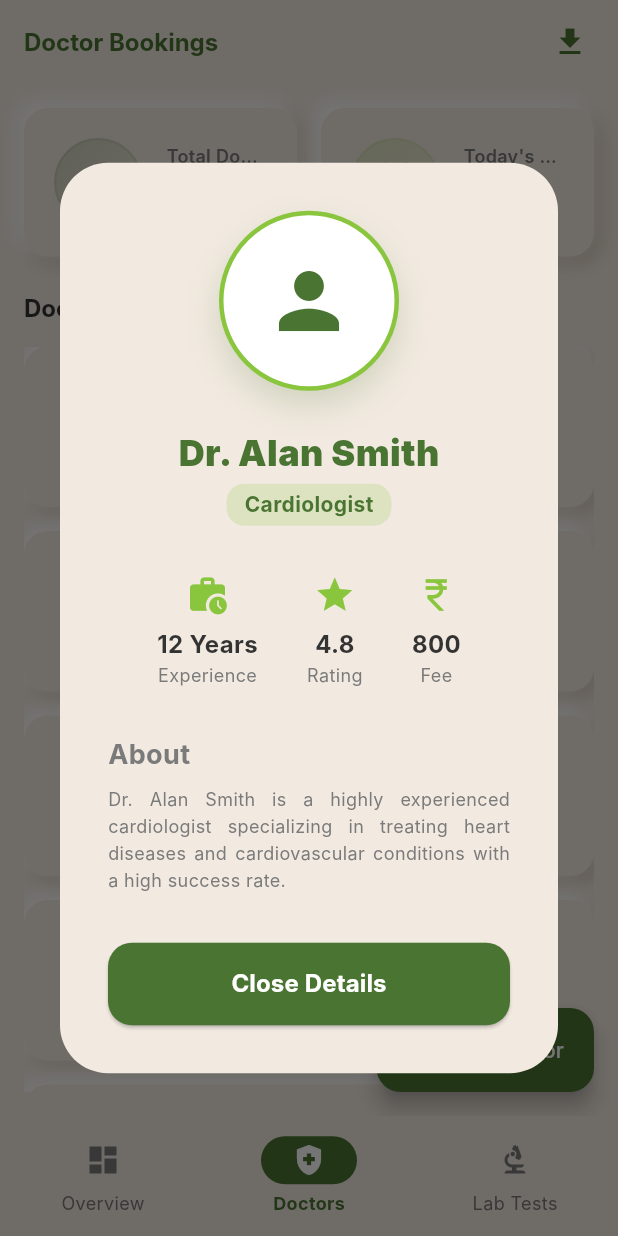
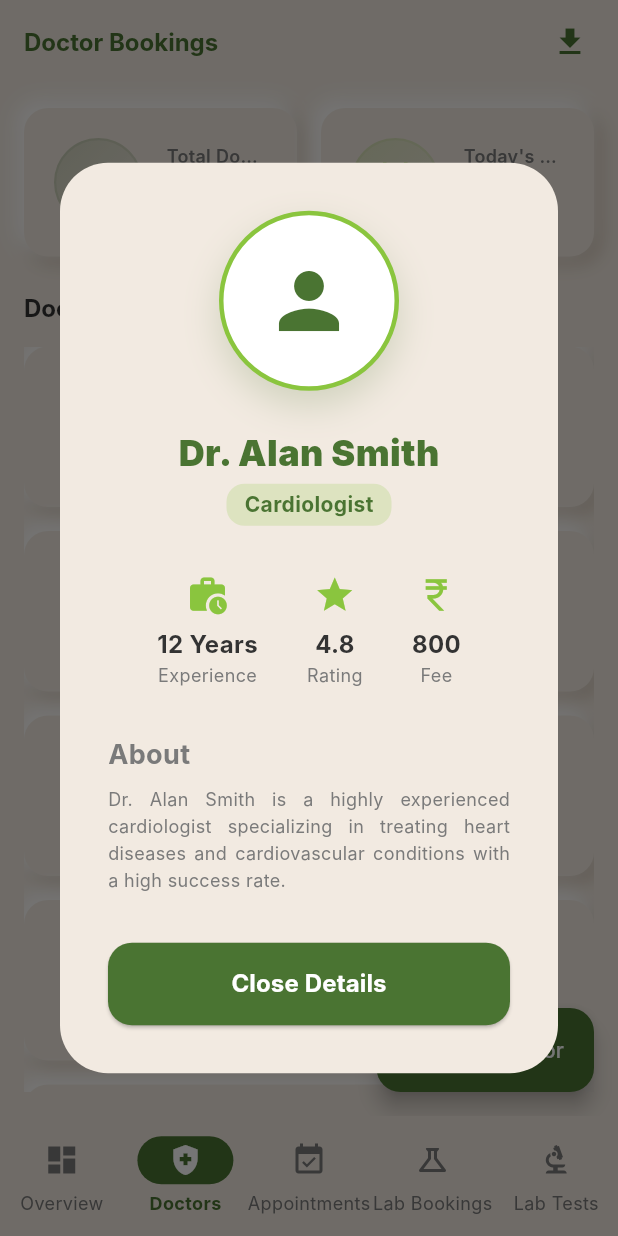
Before and after one commit to naiyo-24/Manju_Admin, a Flutter app: the DoctorBookingsScreen screen opened by its route, after a tap on an icon or button, on a phone screen of 412 x 824 dp. Run offline on Flutter 3.47's test engine with Material 3 defaults, Android fonts, the light colour scheme and no system bars; our stand-ins replace flutter_riverpod, go_router, image_picker, shared_preferences; accounts and stored records are empty; Roboto replaces fonts that are missing (Inter).

Commit message:
feat: implement appointments and lab bookings screens and integrate into navigation router and dashboard shell

```diff
--- /dev/null
+++ b/lib/screens/appointments/appointments_screen.dart
@@ -0,0 +1,22 @@
+import 'package:flutter/material.dart';
+import '../../themes/app_theme.dart';
+
+class AppointmentsScreen extends StatelessWidget {
+  const AppointmentsScreen({super.key});
+
+  @override
+  Widget build(BuildContext context) {
+    return Scaffold(
+      backgroundColor: AppTheme.backgroundColor,
+      appBar: AppBar(
+        title: const Text('Appointments'),
+        backgroundColor: Colors.transparent,
+        elevation: 0,
+        foregroundColor: AppTheme.primaryGreen,
+      ),
+      body: const Center(
+        child: Text('Appointments Screen (Placeholder)'),
+      ),
+    );
+  }
+}
--- a/lib/screens/dashboard/dashboard_shell.dart
+++ b/lib/screens/dashboard/dashboard_shell.dart
@@ -48,6 +48,14 @@ class DashboardShell extends ConsumerWidget {
                         //   label: Text('Medicines'),
                         // ),
                         NavigationRailDestination(
+                          icon: Icon(Icons.event_available),
+                          label: Text('Appointments'),
+                        ),
+                        NavigationRailDestination(
+                          icon: Icon(Icons.science_outlined),
+                          label: Text('Lab Bookings'),
+                        ),
+                        NavigationRailDestination(
                           icon: Icon(Icons.biotech),
                           label: Text('Lab Tests'),
                         ),
@@ -92,6 +100,14 @@ class DashboardShell extends ConsumerWidget {
             //   label: 'Medicines',
             // ),
             NavigationDestination(
+              icon: Icon(Icons.event_available),
+              label: 'Appointments',
+            ),
+            NavigationDestination(
+              icon: Icon(Icons.science_outlined),
+              label: 'Lab Bookings',
+            ),
+            NavigationDestination(
               icon: Icon(Icons.biotech),
               label: 'Lab Tests',
             ),
--- /dev/null
+++ b/lib/screens/lab_bookings/lab_bookings_screen.dart
@@ -0,0 +1,22 @@
+import 'package:flutter/material.dart';
+import '../../themes/app_theme.dart';
+
+class LabBookingsScreen extends StatelessWidget {
+  const LabBookingsScreen({super.key});
+
+  @override
+  Widget build(BuildContext context) {
+    return Scaffold(
+      backgroundColor: AppTheme.backgroundColor,
+      appBar: AppBar(
+        title: const Text('Lab Bookings'),
+        backgroundColor: Colors.transparent,
+        elevation: 0,
+        foregroundColor: AppTheme.primaryGreen,
+      ),
+      body: const Center(
+        child: Text('Lab Bookings Screen (Placeholder)'),
+      ),
+    );
+  }
+}
```
Also changed, not shown: lib/routes/app_router.dart (+18 -0 lines).
